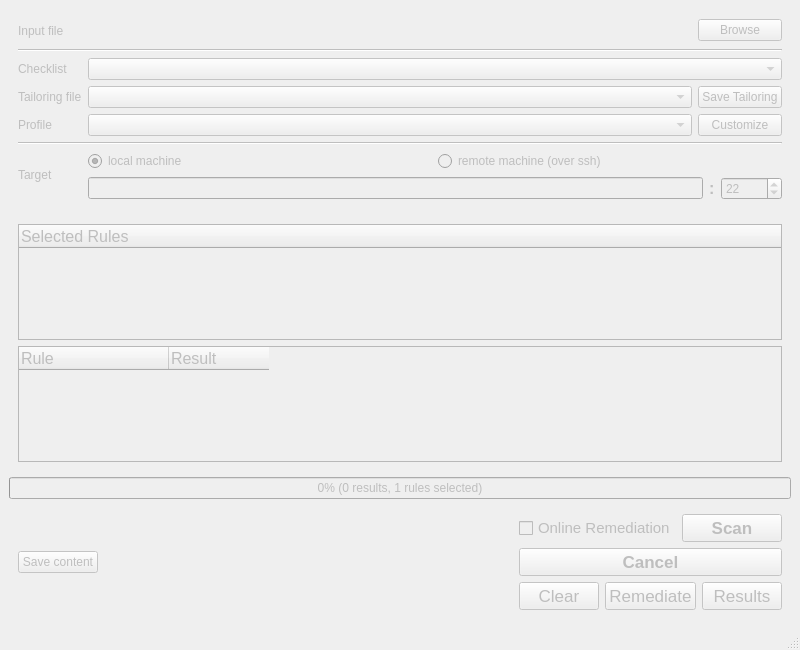
Old version of the form ui/MainWindow.ui in the repository OpenSCAP/scap-workbench.
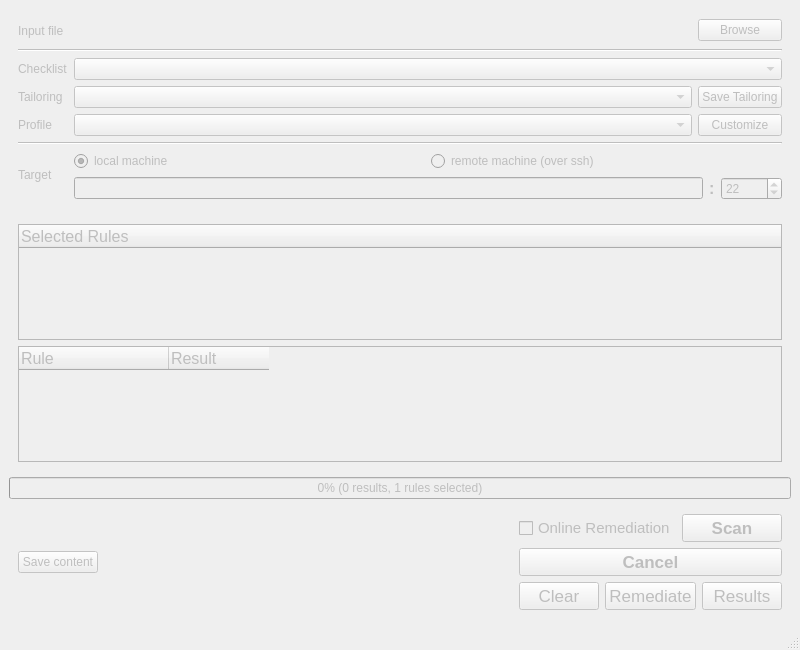
New version of the form.

Commit message: 'Tailoring file' label is just 'Tailoring' now, it deals with more than just files

What changed in the file:
```diff
--- a/ui/MainWindow.ui
+++ b/ui/MainWindow.ui
@@ -82,7 +82,7 @@
        <item row="4" column="0">
         <widget class="QLabel" name="label_4">
          <property name="text">
-          <string>Tailoring file</string>
+          <string>Tailoring</string>
          </property>
         </widget>
        </item>
```
